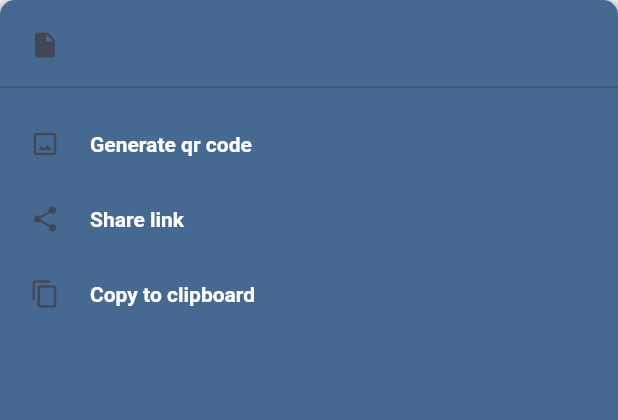
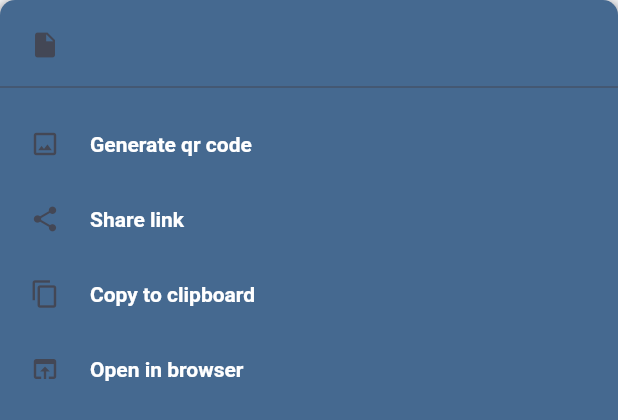
Before and after one commit to 1grzyb1/Up-Mobile, a Flutter app: the Detail widget shown alone on an empty page, opened directly with empty values, on a phone screen of 412 x 824 dp. Shown: the top 420 px of the screen. Run offline on Flutter 3.47's test engine with Material 2 defaults, Android fonts, the phone set to English and light mode, and no system bars; our stand-ins replace file_picker, flutter_local_notifications, fluttertoast, percent_indicator, qr_flutter and 2 more; missing offline and left inert: dart:ffi, flutter_uploader, receive_sharing_intent; accounts and stored records are empty.

Commit message:
open in browser button

```diff
--- a/lib/Widgets/Detail.dart
+++ b/lib/Widgets/Detail.dart
@@ -4,6 +4,7 @@ import 'package:fluttertoast/fluttertoast.dart';
 import 'package:qr_flutter/qr_flutter.dart';
 import 'package:share/share.dart';
 import 'package:upflutter/Model/ListItem.dart';
+import 'package:url_launcher/url_launcher.dart';
 
 class Detail extends StatelessWidget {
   final Color primary = Color(0xff456990);
@@ -176,9 +177,56 @@ class Detail extends StatelessWidget {
                   ),
                 ),
               ),
+              InkWell(
+                focusColor: primary,
+                onTap: () => {launchURL(item.link)},
+                child: Padding(
+                  padding: const EdgeInsets.fromLTRB(20, 20, 10, 10),
+                  child: Row(
+                    crossAxisAlignment: CrossAxisAlignment.center,
+                    children: <Widget>[
+                      SizedBox(
+                        height: 20,
+                        width: 20,
+                        child: Icon(
+                          Icons.open_in_browser,
+                          color: primaryTwo,
+                          size: 20,
+                        ),
+                      ),
+                      Padding(
+                        padding: const EdgeInsets.fromLTRB(20, 0, 0, 0),
+                        child: Text(
+                          "Open in browser",
+                          style: TextStyle(
+                              color: Colors.white,
+                              fontSize: 14,
+                              fontWeight: FontWeight.bold),
+                        ),
+                      ),
+                    ],
+                  ),
+                ),
+              ),
             ],
           )),
     );
+  }
+
+  /// Open link in browser
+  launchURL(String link) async {
+    if (await canLaunch(link)) {
+      await launch(link);
+    } else {
+      Fluttertoast.showToast(
+          msg: "Couldn't open this link",
+          toastLength: Toast.LENGTH_SHORT,
+          gravity: ToastGravity.TOP,
+          timeInSecForIosWeb: 1,
+          backgroundColor: Colors.grey,
+          textColor: Colors.white,
+          fontSize: 16.0);
+    }
   }
 
   /// Share link to other apps
--- a/pubspec.yaml
+++ b/pubspec.yaml
@@ -30,6 +30,7 @@ dependencies:
   file_picker: ^1.7.1
   path_provider: 1.6.11
   file: 5.2.1
+  url_launcher: ^5.5.0
   flutter_local_notifications: 1.4.4+2
   shared_preferences: 0.5.7+3
   flutter:
```
Also changed, not shown: pubspec.lock.
